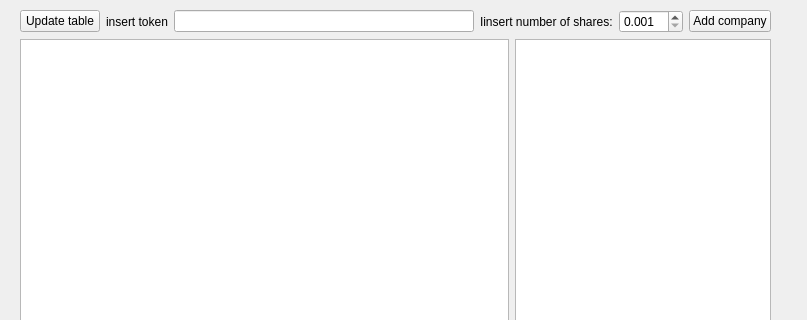
This is gui/resources/main_window.ui in Jabca/EconomicApi as Qt 5 draws it before an edit; both pictures show x 0 to 807 and y 0 to 320 of the 807 by 629 pixel window. The edited form follows.
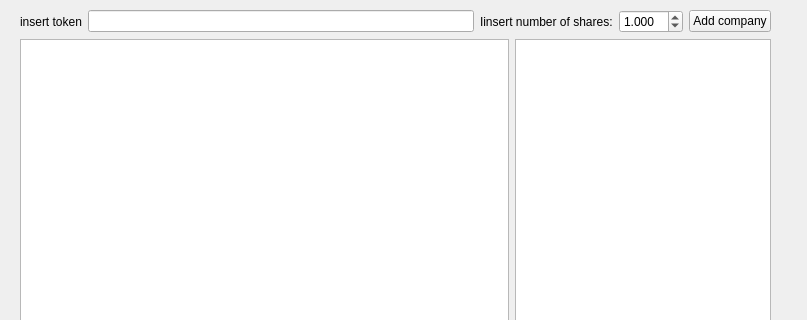
This is the edited form.

```diff
--- a/gui/resources/main_window.ui
+++ b/gui/resources/main_window.ui
@@ -26,13 +26,6 @@
     <layout class="QVBoxLayout" name="verticalLayout">
      <item>
       <layout class="QHBoxLayout" name="horizontalLayout_3">
-       <item>
-        <widget class="QPushButton" name="update_button">
-         <property name="text">
-          <string>Update table</string>
-         </property>
-        </widget>
-       </item>
        <item>
         <widget class="QLabel" name="label">
          <property name="text">
@@ -65,6 +58,9 @@
          <property name="minimum">
           <double>0.001000000000000</double>
          </property>
+         <property name="value">
+          <double>1.000000000000000</double>
+         </property>
         </widget>
        </item>
        <item>
```
